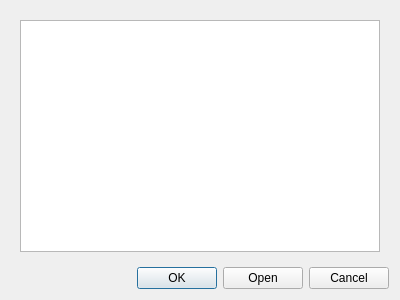
The window that braviz/interaction/qt_guis/load_sub_sample_dialog.ui (diego0020/braviz-app) describes before a commit, drawn with Qt 5.
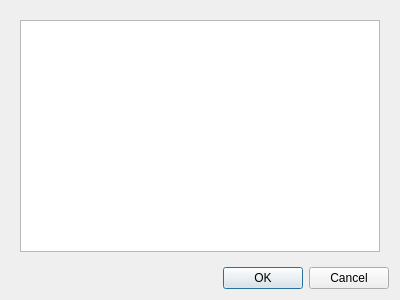
The same window after the commit.

Commit message:
The CreateSample dialog always starts as a new process
addresses #63

What changed in the file:
```diff
--- a/braviz/interaction/qt_guis/load_sub_sample_dialog.ui
+++ b/braviz/interaction/qt_guis/load_sub_sample_dialog.ui
@@ -60,7 +60,7 @@
       <enum>Qt::Horizontal</enum>
      </property>
      <property name="standardButtons">
-      <set>QDialogButtonBox::Cancel|QDialogButtonBox::Ok|QDialogButtonBox::Open</set>
+      <set>QDialogButtonBox::Cancel|QDialogButtonBox::Ok</set>
      </property>
     </widget>
    </item>
```
The commit also changes 2 other files.
